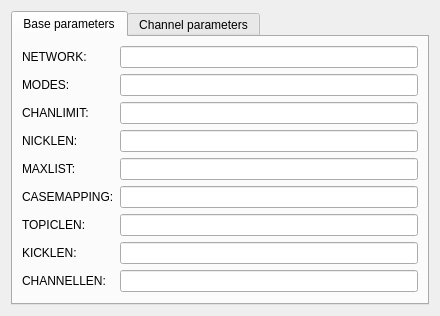
This is src/plugins/azoth/plugins/acetamide/serverinfowidget.ui in 0xd34df00d/leechcraft as Qt 5 draws it before an edit. The edited form follows.
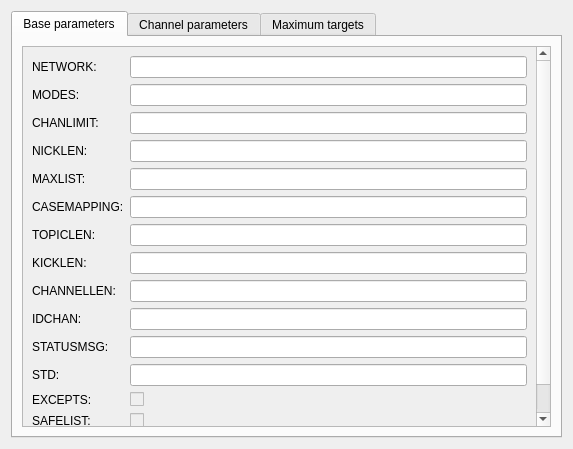
This is the edited form.

```diff
--- a/src/plugins/azoth/plugins/acetamide/serverinfowidget.ui
+++ b/src/plugins/azoth/plugins/acetamide/serverinfowidget.ui
@@ -6,8 +6,8 @@
    <rect>
     <x>0</x>
     <y>0</y>
-    <width>440</width>
-    <height>313</height>
+    <width>573</width>
+    <height>449</height>
    </rect>
   </property>
   <property name="windowTitle">
@@ -25,6 +25,21 @@
       </attribute>
       <layout class="QGridLayout" name="gridLayout">
        <item row="0" column="0">
+        <widget class="QScrollArea" name="scrollArea">
+         <property name="widgetResizable">
+          <bool>true</bool>
+         </property>
+         <widget class="QWidget" name="scrollAreaWidgetContents">
+          <property name="geometry">
+           <rect>
+            <x>0</x>
+            <y>0</y>
+            <width>543</width>
+            <height>398</height>
+           </rect>
+          </property>
+          <layout class="QGridLayout" name="gridLayout_4">
+           <item row="0" column="0">
         <layout class="QFormLayout" name="formLayout">
          <property name="fieldGrowthPolicy">
           <enum>QFormLayout::ExpandingFieldsGrow</enum>
@@ -231,7 +246,139 @@
            </property>
           </widget>
          </item>
-        </layout>
+             <item row="9" column="0">
+              <widget class="QLabel" name="iDCHANLabel">
+               <property name="toolTip">
+                <string>The IDCHAN parameter indicates the existence of &quot;safe&quot; channels as described in RFC 2811, and the length of the &quot;id&quot; portion of those channel names.</string>
+               </property>
+               <property name="text">
+                <string>IDCHAN:</string>
+               </property>
+              </widget>
+             </item>
+             <item row="9" column="1">
+              <widget class="QLineEdit" name="IdChan_">
+               <property name="toolTip">
+                <string>&lt;!DOCTYPE HTML PUBLIC &quot;-//W3C//DTD HTML 4.0//EN&quot; &quot;http://www.w3.org/TR/REC-html40/strict.dtd&quot;&gt;
+&lt;html&gt;&lt;head&gt;&lt;meta name=&quot;qrichtext&quot; content=&quot;1&quot; /&gt;&lt;style type=&quot;text/css&quot;&gt;
+p, li { white-space: pre-wrap; }
+&lt;/style&gt;&lt;/head&gt;&lt;body style=&quot; font-family:'Sans Serif'; font-size:9pt; font-weight:400; font-style:normal;&quot;&gt;
+&lt;p style=&quot; margin-top:0px; margin-bottom:0px; margin-left:0px; margin-right:0px; -qt-block-indent:0; text-indent:0px;&quot;&gt;The IDCHAN parameter indicates the existence of &amp;quot;safe&amp;quot; channels as described in RFC 2811, and the length of the &amp;quot;id&amp;quot; portion of those channel names.&lt;/p&gt;
+&lt;p style=&quot; margin-top:0px; margin-bottom:0px; margin-left:0px; margin-right:0px; -qt-block-indent:0; text-indent:0px;&quot;&gt;&lt;span style=&quot; font-family:'Courier New,courier';&quot;&gt;[Example: IDCHAN=!:5 means the client should expect IDs which are 5 characters in length on &amp;quot;!&amp;quot; channels; for example  &amp;quot;!JNB4Sircd&amp;quot;, where &amp;quot;JNB4S&amp;quot; is the ID and &amp;quot;ircd&amp;quot; is the channel's short name.]&lt;/span&gt;&lt;/p&gt;&lt;/body&gt;&lt;/html&gt;</string>
+               </property>
+               <property name="readOnly">
+                <bool>true</bool>
+               </property>
+              </widget>
+             </item>
+             <item row="10" column="0">
+              <widget class="QLabel" name="sTATUSMSGLabel">
+               <property name="toolTip">
+                <string>The server supports a method of sending a NOTICE message to only those people on a channel with the specified status.  This is done via a NOTICE command, with the channel prefixed by the desired status flag as the target.</string>
+               </property>
+               <property name="text">
+                <string>STATUSMSG:</string>
+               </property>
+              </widget>
+             </item>
+             <item row="10" column="1">
+              <widget class="QLineEdit" name="StatusMsg_">
+               <property name="toolTip">
+                <string>&lt;!DOCTYPE HTML PUBLIC &quot;-//W3C//DTD HTML 4.0//EN&quot; &quot;http://www.w3.org/TR/REC-html40/strict.dtd&quot;&gt;
+&lt;html&gt;&lt;head&gt;&lt;meta name=&quot;qrichtext&quot; content=&quot;1&quot; /&gt;&lt;style type=&quot;text/css&quot;&gt;
+p, li { white-space: pre-wrap; }
+&lt;/style&gt;&lt;/head&gt;&lt;body style=&quot; font-family:'Sans Serif'; font-size:9pt; font-weight:400; font-style:normal;&quot;&gt;
+&lt;pre style=&quot; margin-top:12px; margin-bottom:0px; margin-left:0px; margin-right:0px; -qt-block-indent:0; text-indent:0px;&quot;&gt;&lt;span style=&quot; font-family:'Courier New,courier';&quot;&gt;The server supports a method of sending a NOTICE message to only those people on a channel with the specified status.  This is done via a NOTICE command, with the channel prefixed by the desired status flag as the target.&lt;/span&gt;&lt;/pre&gt;
+&lt;pre style=&quot; margin-top:0px; margin-bottom:12px; margin-left:0px; margin-right:0px; -qt-block-indent:0; text-indent:0px;&quot;&gt;&lt;span style=&quot; font-family:'Courier New,courier';&quot;&gt;[Example: NOTICE @#channel :Hi there]&lt;/span&gt;&lt;/pre&gt;&lt;/body&gt;&lt;/html&gt;</string>
+               </property>
+               <property name="readOnly">
+                <bool>true</bool>
+               </property>
+              </widget>
+             </item>
+             <item row="11" column="0">
+              <widget class="QLabel" name="sTDLabel">
+               <property name="toolTip">
+                <string>The STD parameter indicates which form(s) of the ISUPPORT numeric are used by the server.  Currently, one only possible value is defined; that is &quot;rfcnnnn&quot;, which refers to this document.</string>
+               </property>
+               <property name="text">
+                <string>STD:</string>
+               </property>
+              </widget>
+             </item>
+             <item row="11" column="1">
+              <widget class="QLineEdit" name="Std_">
+               <property name="toolTip">
+                <string>&lt;!DOCTYPE HTML PUBLIC &quot;-//W3C//DTD HTML 4.0//EN&quot; &quot;http://www.w3.org/TR/REC-html40/strict.dtd&quot;&gt;
+&lt;html&gt;&lt;head&gt;&lt;meta name=&quot;qrichtext&quot; content=&quot;1&quot; /&gt;&lt;style type=&quot;text/css&quot;&gt;
+p, li { white-space: pre-wrap; }
+&lt;/style&gt;&lt;/head&gt;&lt;body style=&quot; font-family:'Sans Serif'; font-size:9pt; font-weight:400; font-style:normal;&quot;&gt;
+&lt;pre style=&quot; margin-top:12px; margin-bottom:0px; margin-left:0px; margin-right:0px; -qt-block-indent:0; text-indent:0px;&quot;&gt;&lt;span style=&quot; font-family:'Courier New,courier';&quot;&gt;The STD parameter indicates which form(s) of the ISUPPORT numeric are used by the server.  Currently, one only possible value is defined; that is &amp;quot;rfcnnnn&amp;quot;, which refers to this document.&lt;/span&gt;&lt;/pre&gt;&lt;/body&gt;&lt;/html&gt;</string>
+               </property>
+               <property name="readOnly">
+                <bool>true</bool>
+               </property>
+              </widget>
+             </item>
+             <item row="12" column="0">
+              <widget class="QLabel" name="eXCEPTSLabel">
+               <property name="toolTip">
+                <string>The EXCEPTS parameter indicates that the server supports &quot;ban exceptions&quot; (channel mode +e), as defined in RFC 2811, section 4.3.1</string>
+               </property>
+               <property name="text">
+                <string>EXCEPTS:</string>
+               </property>
+              </widget>
+             </item>
+             <item row="12" column="1">
+              <widget class="QCheckBox" name="Excepts_">
+               <property name="enabled">
+                <bool>false</bool>
+               </property>
+               <property name="toolTip">
+                <string>The EXCEPTS parameter indicates that the server supports &quot;ban exceptions&quot; (channel mode +e), as defined in RFC 2811, section 4.3.1</string>
+               </property>
+              </widget>
+             </item>
+             <item row="13" column="0">
+              <widget class="QLabel" name="sAFELISTLabel">
+               <property name="toolTip">
+                <string>The SAFELIST parameter indicates that the client may request a &quot;LIST&quot; command from the server, without being disconnected due to the large amount of data generated by the command.</string>
+               </property>
+               <property name="text">
+                <string>SAFELIST:</string>
+               </property>
+              </widget>
+             </item>
+             <item row="13" column="1">
+              <widget class="QCheckBox" name="SafeList_">
+               <property name="enabled">
+                <bool>false</bool>
+               </property>
+               <property name="toolTip">
+                <string>The SAFELIST parameter indicates that the client may request a &quot;LIST&quot; command from the server, without being disconnected due to the large amount of data generated by the command.</string>
+               </property>
+              </widget>
+             </item>
+             <item row="14" column="0">
+              <widget class="QLabel" name="iNVEXLabel_2">
+               <property name="text">
+                <string>INVEX:</string>
+               </property>
+              </widget>
+             </item>
+             <item row="14" column="1">
+              <widget class="QCheckBox" name="InvEx_">
+               <property name="enabled">
+                <bool>false</bool>
+               </property>
+              </widget>
+             </item>
+            </layout>
+           </item>
+          </layout>
+         </widget>
+        </widget>
        </item>
       </layout>
      </widget>
@@ -382,6 +529,27 @@
        </item>
       </layout>
      </widget>
+     <widget class="QWidget" name="tab_3">
+      <attribute name="title">
+       <string>Maximum targets</string>
+      </attribute>
+      <layout class="QGridLayout" name="gridLayout_5">
+       <item row="0" column="0">
+        <widget class="QTableWidget" name="TargetMax_">
+         <column>
+          <property name="text">
+           <string>Target</string>
+          </property>
+         </column>
+         <column>
+          <property name="text">
+           <string>Maximum count</string>
+          </property>
+         </column>
+        </widget>
+       </item>
+      </layout>
+     </widget>
     </widget>
    </item>
   </layout>
```
Left out of the diff: 74 changed lines with no effect on the pictures. Lines whose indentation alone changed are shown as unchanged.
